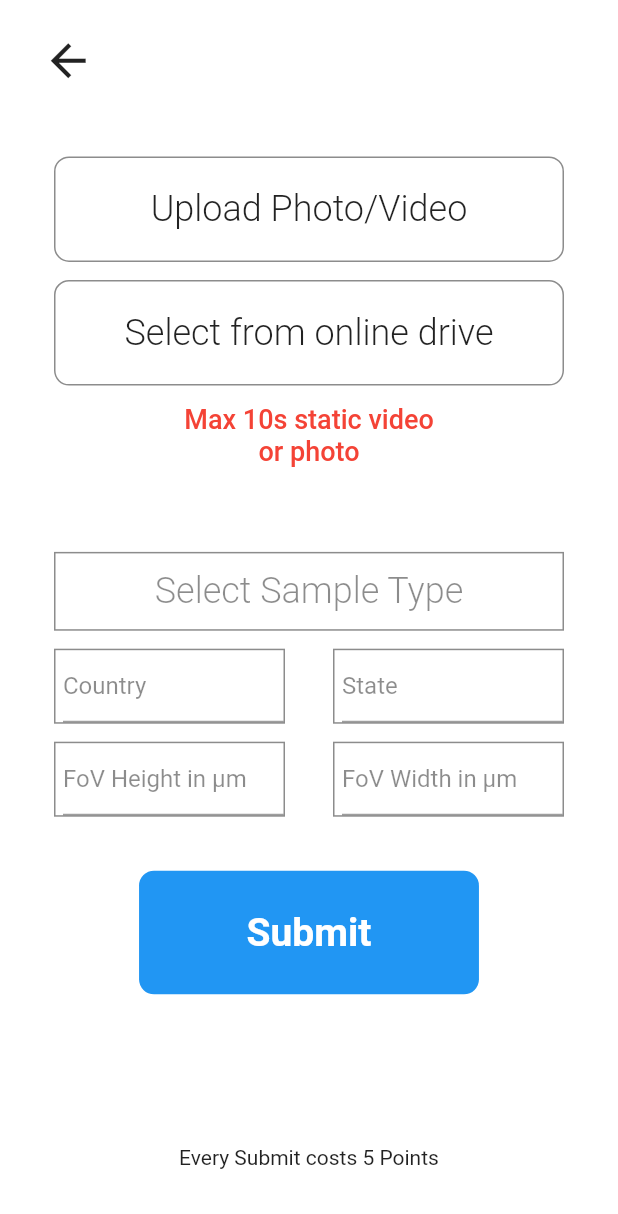
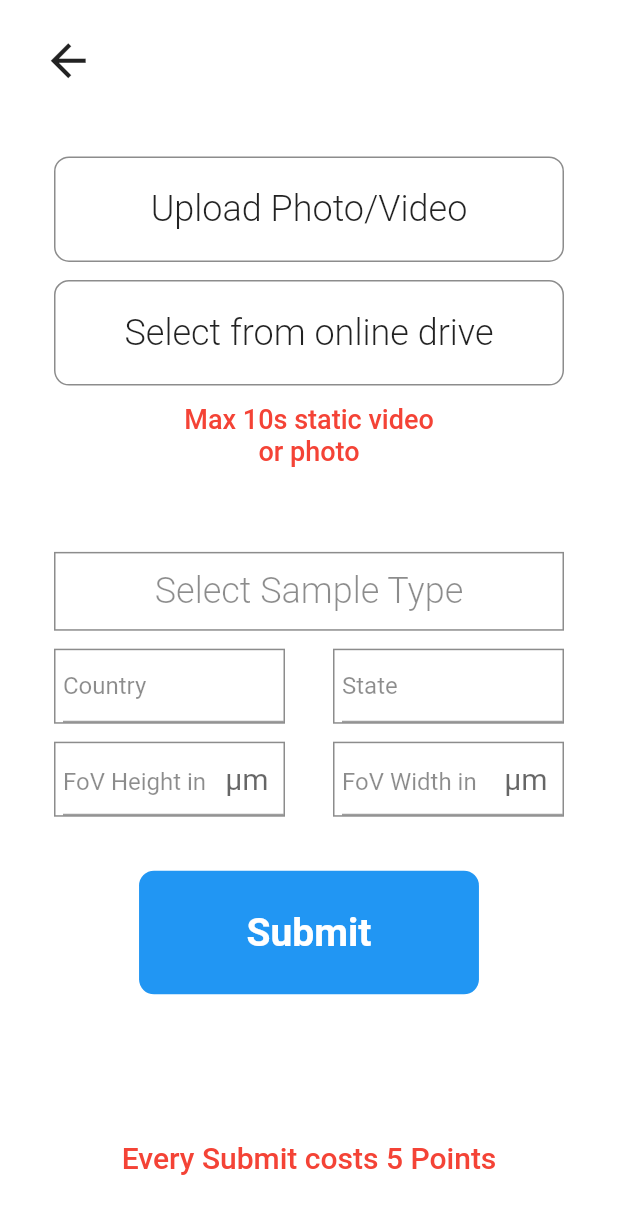
Before and after one commit to ecome-earth/SFW-Microorganism-App, a Flutter app: the screen it shows after launch, on a phone screen of 412 x 824 dp. Shown: the top 1214 px of the screen. Run offline on Flutter 3.47's test engine with Material 2 defaults, Android fonts, the phone set to English and light mode, and no system bars; our stand-ins replace cloud_firestore, firebase_auth, firebase_core, flutter_signin_button, google_sign_in; missing offline and left inert: cloud_firestore_web, cloud_functions_web, firebase_auth_web, firebase_core_web, firebase_messaging_web, google_sign_in_web and 1 more; accounts and stored records are empty.

Commit message:
fix: Changed Simple Text Styling effects

```diff
--- a/lib/screens/UploadForm.dart
+++ b/lib/screens/UploadForm.dart
@@ -11,11 +11,11 @@ class _UploadFormState extends State<UploadForm> {
   TextEditingController country = TextEditingController(text: 'Country');
   TextEditingController state = TextEditingController(text: 'State');
   TextEditingController umHeight =
-      TextEditingController(text: 'FoV Height in μm');
+      TextEditingController(text: 'FoV Height in ');
   TextEditingController umWidth =
-      TextEditingController(text: 'FoV Width in μm');
+      TextEditingController(text: 'FoV Width in ');
   bool photoExists= false;
-List<String> speciesType=['Soil', 'potting soil', 'Compost', 'Compost-Extract', 'Compost-Tee', 'Mulch', 'Worm Casting', 'Other'];
+List<String> speciesType=['Soil', 'Potting Soil', 'Compost', 'Compost-Extract', 'Compost-Tee', 'Mulch', 'Worm Casting', 'Other'];
 String? selectedType;
 
   @override
@@ -153,7 +153,7 @@ String? selectedType;
                             color: Colors.white,
                             border:
                                 Border.all(color: Colors.black45, width: 1)),
-                        child: TextFormField(decoration: InputDecoration(fillColor: Colors.white, focusColor: Colors.white, hoverColor: Colors.white),
+                        child: TextFormField(decoration: InputDecoration(fillColor: Colors.white, focusColor: Colors.white, hoverColor: Colors.white, ),
                           style: TextStyle(color: Colors.black45),
                           onTap: () {
                             country.text = '';
@@ -204,7 +204,7 @@ String? selectedType;
                                 color: Colors.white,
                                 border:
                                 Border.all(color: Colors.black45, width: 1)),
-                            child: TextFormField(decoration: InputDecoration(fillColor: Colors.white, focusColor: Colors.white, hoverColor: Colors.white),keyboardType: TextInputType.number,
+                            child: TextFormField(decoration: InputDecoration(suffix: Text('μm  ',style: TextStyle(fontSize: 20),),fillColor: Colors.white, focusColor: Colors.white, hoverColor: Colors.white),keyboardType: TextInputType.number,
                               style: TextStyle(color: Colors.black45),
                               onTap: () {
                                 umHeight.text = '';
@@ -227,7 +227,7 @@ String? selectedType;
                                 color: Colors.white,
                                 border:
                                 Border.all(color: Colors.black45, width: 1)),
-                            child: TextFormField(decoration: InputDecoration(fillColor: Colors.white, focusColor: Colors.white, hoverColor: Colors.white),keyboardType: TextInputType.number,
+                            child: TextFormField(decoration: InputDecoration(suffix: Text('μm  ',style: TextStyle(fontSize: 20),),fillColor: Colors.white, focusColor: Colors.white, hoverColor: Colors.white),keyboardType: TextInputType.number,
                               style: TextStyle(color: Colors.black45),
                               onTap: () {
                                 umWidth.text = '';
@@ -267,7 +267,7 @@ String? selectedType;
               ),
               Spacer(),
               Flexible(
-                  child: Center(child: Container(child: Text('Every Submit costs 5 Points')))),
+                  child: Center(child: Container(child: Text('Every Submit costs 5 Points',style: TextStyle(color: Colors.red,fontSize: 20,fontWeight: FontWeight.w500),)))),
             ],
           ),
         ),
```
